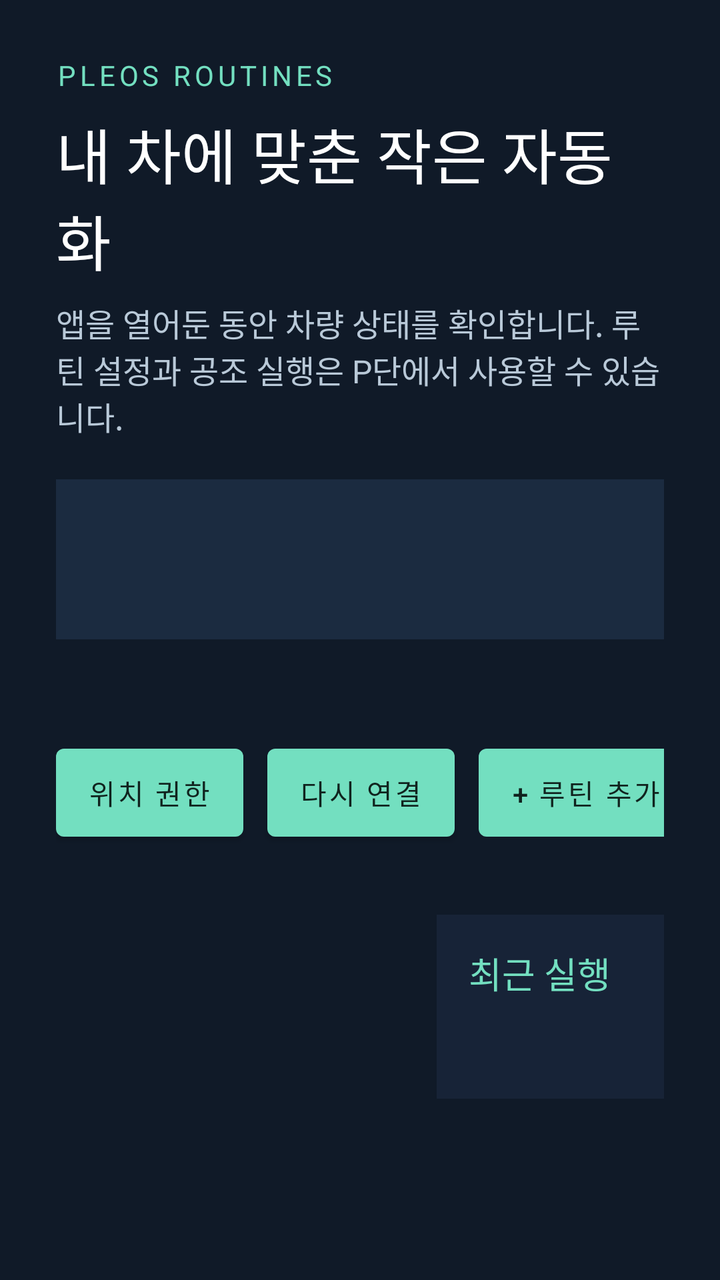
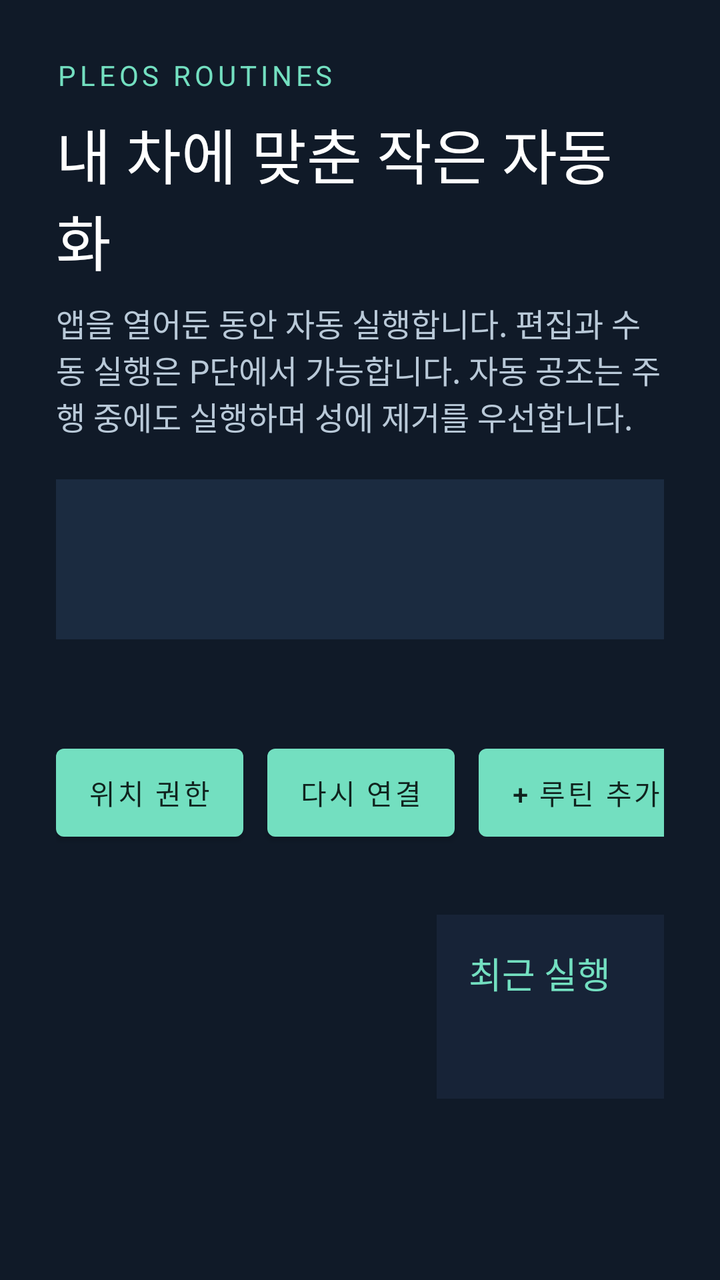

Two renders of the same Android screen: before a commit and after it. Below are the layout's source before the change and the commit's diff.
<!-- AndroidManifest.xml: application theme Theme.Pleos_Routines -->
<!-- res/layout/activity_main.xml -->
<?xml version="1.0" encoding="utf-8"?>
<LinearLayout xmlns:android="http://schemas.android.com/apk/res/android"
    android:id="@+id/root" android:layout_width="match_parent" android:layout_height="match_parent"
    android:orientation="vertical" android:padding="28dp" android:background="#101A28">
    <TextView android:layout_width="match_parent" android:layout_height="wrap_content" android:text="PLEOS ROUTINES" android:textSize="14sp" android:textColor="#73DFC0" android:letterSpacing="0.14" />
    <TextView android:layout_width="match_parent" android:layout_height="wrap_content" android:text="내 차에 맞춘 작은 자동화" android:textColor="#FFFFFF" android:textSize="30sp" android:layout_marginTop="8dp" />
    <TextView android:layout_width="match_parent" android:layout_height="wrap_content" android:text="앱을 열어둔 동안 차량 상태를 확인합니다. 루틴 설정과 공조 실행은 P단에서 사용할 수 있습니다." android:textColor="#B9C9D8" android:textSize="16sp" android:layout_marginTop="8dp" />
    <TextView android:id="@+id/vehicle_status" android:layout_width="match_parent" android:layout_height="wrap_content" android:minHeight="80dp" android:padding="16dp" android:layout_marginTop="20dp" android:background="#1B2B40" android:textColor="#FFFFFF" android:textSize="18sp" />
    <TextView android:id="@+id/notice_banner" android:layout_width="match_parent" android:layout_height="wrap_content" android:padding="14dp" android:layout_marginTop="12dp" android:background="#244C43" android:textColor="#E2FFF3" android:textSize="18sp" android:visibility="gone" android:accessibilityLiveRegion="polite" />
    <LinearLayout android:layout_width="match_parent" android:layout_height="wrap_content" android:gravity="center_vertical" android:layout_marginTop="16dp">
        <TextView android:layout_width="0dp" android:layout_weight="1" android:layout_height="wrap_content" android:text="내 루틴" android:textSize="22sp" android:textColor="#FFFFFF" />
        <com.google.android.material.button.MaterialButton android:id="@+id/location_permission" android:layout_width="wrap_content" android:layout_height="56dp" android:text="위치 권한" android:layout_marginEnd="12dp" />
        <com.google.android.material.button.MaterialButton android:id="@+id/reconnect" android:layout_width="wrap_content" android:layout_height="56dp" android:text="다시 연결" android:layout_marginEnd="12dp" />
        <com.google.android.material.button.MaterialButton android:id="@+id/add_routine" android:layout_width="wrap_content" android:layout_height="56dp" android:text="+ 루틴 추가" />
    </LinearLayout>
    <LinearLayout android:layout_width="match_parent" android:layout_height="0dp" android:layout_weight="1" android:orientation="horizontal">
        <ScrollView android:layout_width="0dp" android:layout_height="match_parent" android:layout_weight="3" android:fillViewport="true">
            <LinearLayout android:id="@+id/routine_list" android:layout_width="match_parent" android:layout_height="wrap_content" android:orientation="vertical" />
        </ScrollView>
        <ScrollView android:layout_width="0dp" android:layout_height="match_parent" android:layout_weight="2" android:layout_marginStart="20dp">
            <LinearLayout android:layout_width="match_parent" android:layout_height="wrap_content" android:orientation="vertical" android:padding="16dp" android:background="#172337">
                <TextView android:layout_width="match_parent" android:layout_height="wrap_content" android:text="최근 실행" android:textColor="#73DFC0" android:textSize="18sp" />
                <TextView android:id="@+id/history" android:layout_width="match_parent" android:layout_height="wrap_content" android:layout_marginTop="12dp" android:textColor="#D6E2F0" android:textSize="16sp" android:lineSpacingExtra="5dp" android:textIsSelectable="true" />
            </LinearLayout>
        </ScrollView>
    </LinearLayout>
</LinearLayout>
<!-- resources referenced by this layout -->
<resources>
  <style name="Theme.Pleos_Routines" parent="Theme.MaterialComponents.DayNight.NoActionBar">
          
          <item name="colorPrimary">#73DFC0</item>
          <item name="colorPrimaryVariant">@color/purple_700</item>
          <item name="colorOnPrimary">#10231E</item>
          <item name="android:windowBackground">#101A28</item>
          
          <item name="colorSecondary">@color/teal_200</item>
          <item name="colorSecondaryVariant">@color/teal_700</item>
          <item name="colorOnSecondary">@color/black</item>
          
          <item name="android:statusBarColor">?attr/colorPrimaryVariant</item>
          
      </style>
  <color name="purple_700">#FF3700B3</color>
  <color name="teal_200">#FF03DAC5</color>
  <color name="teal_700">#FF018786</color>
  <color name="black">#FF000000</color>
</resources>

<!-- the commit's change to res/layout/activity_main.xml (unified diff, before → after) -->
@@ -4,7 +4,7 @@
     android:orientation="vertical" android:padding="28dp" android:background="#101A28">
     <TextView android:layout_width="match_parent" android:layout_height="wrap_content" android:text="PLEOS ROUTINES" android:textSize="14sp" android:textColor="#73DFC0" android:letterSpacing="0.14" />
     <TextView android:layout_width="match_parent" android:layout_height="wrap_content" android:text="내 차에 맞춘 작은 자동화" android:textColor="#FFFFFF" android:textSize="30sp" android:layout_marginTop="8dp" />
-    <TextView android:layout_width="match_parent" android:layout_height="wrap_content" android:text="앱을 열어둔 동안 차량 상태를 확인합니다. 루틴 설정과 공조 실행은 P단에서 사용할 수 있습니다." android:textColor="#B9C9D8" android:textSize="16sp" android:layout_marginTop="8dp" />
+    <TextView android:layout_width="match_parent" android:layout_height="wrap_content" android:text="앱을 열어둔 동안 자동 실행합니다. 편집과 수동 실행은 P단에서 가능합니다. 자동 공조는 주행 중에도 실행하며 성에 제거를 우선합니다." android:textColor="#B9C9D8" android:textSize="16sp" android:layout_marginTop="8dp" />
     <TextView android:id="@+id/vehicle_status" android:layout_width="match_parent" android:layout_height="wrap_content" android:minHeight="80dp" android:padding="16dp" android:layout_marginTop="20dp" android:background="#1B2B40" android:textColor="#FFFFFF" android:textSize="18sp" />
     <TextView android:id="@+id/notice_banner" android:layout_width="match_parent" android:layout_height="wrap_content" android:padding="14dp" android:layout_marginTop="12dp" android:background="#244C43" android:textColor="#E2FFF3" android:textSize="18sp" android:visibility="gone" android:accessibilityLiveRegion="polite" />
     <LinearLayout android:layout_width="match_parent" android:layout_height="wrap_content" android:gravity="center_vertical" android:layout_marginTop="16dp">
